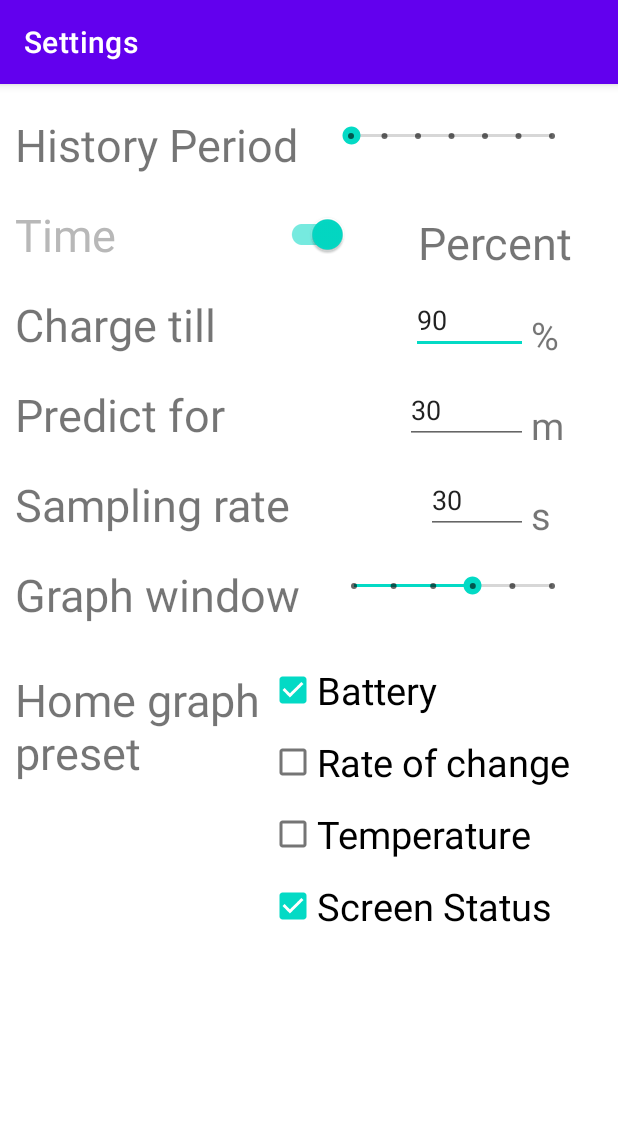
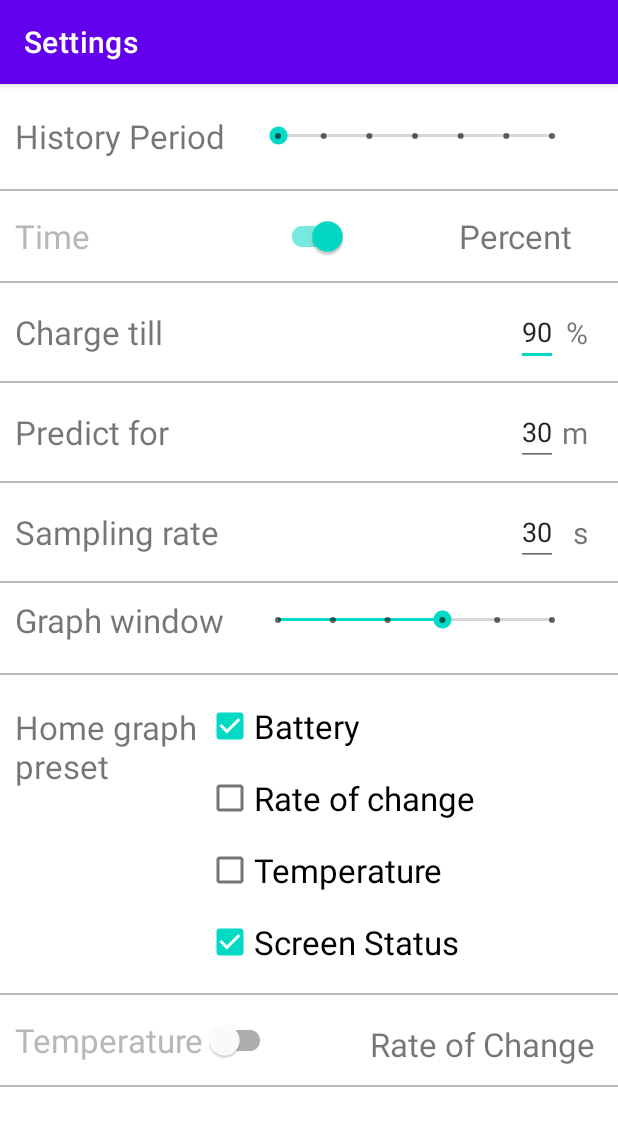
Before and after one commit to ashishsaranshakya/Battery-Manager, an Android app: the SettingsActivity screen opened directly, with no data from a screen before it, on a phone screen of 412 x 824 dp. Shown: the top 1126 px of the screen. Run offline under Robolectric (Android 15) with nearby library versions, the phone set to English and light mode, and no system bars.

Commit message:
added separators between setting and decreased font size

```diff
--- a/app/src/main/res/layout/activity_settings.xml
+++ b/app/src/main/res/layout/activity_settings.xml
@@ -33,7 +33,7 @@
                     android:layout_width="wrap_content"
                     android:layout_height="match_parent"
                     android:text="History Period"
-                    android:textSize="30dp" />
+                    android:textSize="22sp" />
 
                 <SeekBar
                     android:id="@+id/seekBarPeriod"
@@ -50,6 +50,11 @@
                     android:layout_toEndOf="@+id/txt4"
                     android:max="6" />
             </RelativeLayout>
+
+            <View
+                android:layout_width="match_parent"
+                android:layout_height="1dp"
+                android:background="@color/grey"/>
 
             <RelativeLayout
                 android:layout_width="match_parent"
@@ -68,7 +73,7 @@
                     android:layout_marginEnd="170dp"
                     android:text="Time"
                     android:textColor="@color/grey"
-                    android:textSize="30dp" />
+                    android:textSize="22sp" />
 
                 <TextView
                     android:id="@+id/txtChoice"
@@ -80,12 +85,17 @@
                     android:layout_marginTop="5dp"
                     android:layout_marginEnd="20dp"
                     android:text="Percent"
-                    android:textSize="30dp" />
+                    android:textSize="22sp" />
             </RelativeLayout>
 
-            <RelativeLayout
+            <View
                 android:layout_width="match_parent"
-                android:layout_height="40dp"
+                android:layout_height="1dp"
+                android:background="@color/grey"/>
+
+            <androidx.constraintlayout.widget.ConstraintLayout
+                android:layout_width="match_parent"
+                android:layout_height="wrap_content"
                 android:layout_margin="10dp"
                 android:orientation="horizontal">
 
@@ -93,43 +103,45 @@
                     android:id="@+id/txt3"
                     android:layout_width="wrap_content"
                     android:layout_height="match_parent"
-                    android:layout_alignParentStart="true"
-                    android:layout_alignParentTop="true"
-                    android:layout_alignParentBottom="true"
                     android:text="Charge till"
-                    android:textSize="30dp" />
+                    android:textSize="22sp"
+                    app:layout_constraintBottom_toBottomOf="parent"
+                    app:layout_constraintTop_toTopOf="parent"
+                    app:layout_constraintStart_toStartOf="parent"/>
 
                 <EditText
                     android:id="@+id/finalPercent"
                     android:layout_width="wrap_content"
-                    android:layout_height="30dp"
-                    android:layout_alignParentTop="true"
-                    android:layout_alignParentEnd="true"
-                    android:layout_alignParentBottom="true"
-                    android:layout_marginStart="130dp"
-                    android:layout_marginEnd="50dp"
-                    android:layout_toEndOf="@+id/txt3"
+                    android:layout_height="match_parent"
                     android:inputType="number"
-                    android:maxEms="3" />
+                    android:maxEms="2"
+                    app:layout_constraintBottom_toBottomOf="parent"
+                    app:layout_constraintEnd_toEndOf="parent"
+                    app:layout_constraintTop_toTopOf="parent"
+                    android:layout_marginEnd="30dp"/>
 
                 <TextView
-                    android:layout_width="48dp"
+                    android:id="@+id/text3"
+                    android:layout_width="wrap_content"
                     android:layout_height="match_parent"
-                    android:layout_alignParentTop="true"
-                    android:layout_alignParentEnd="true"
-                    android:layout_alignParentBottom="true"
-                    android:layout_alignEnd="@+id/finalPercent"
-                    android:layout_marginEnd="0dp"
                     android:text="%"
-                    android:layout_marginTop="10dp"
-                    android:textSize="25dp"/>
+                    android:textSize="20sp"
+                    app:layout_constraintBottom_toBottomOf="parent"
+                    app:layout_constraintEnd_toEndOf="parent"
+                    app:layout_constraintTop_toTopOf="parent"
+                    android:layout_marginEnd="10dp"/>
 
 
-            </RelativeLayout>
+            </androidx.constraintlayout.widget.ConstraintLayout>
 
-            <RelativeLayout
+            <View
                 android:layout_width="match_parent"
-                android:layout_height="40dp"
+                android:layout_height="1dp"
+                android:background="@color/grey"/>
+
+            <androidx.constraintlayout.widget.ConstraintLayout
+                android:layout_width="match_parent"
+                android:layout_height="wrap_content"
                 android:layout_margin="10dp"
                 android:orientation="horizontal">
 
@@ -137,42 +149,44 @@
                     android:id="@+id/txtTime"
                     android:layout_width="wrap_content"
                     android:layout_height="match_parent"
-                    android:layout_alignParentStart="true"
-                    android:layout_alignParentTop="true"
-                    android:layout_alignParentBottom="true"
                     android:text="Predict for"
-                    android:textSize="30dp" />
+                    android:textSize="22sp"
+                    app:layout_constraintBottom_toBottomOf="parent"
+                    app:layout_constraintStart_toStartOf="parent"
+                    app:layout_constraintTop_toTopOf="parent" />
 
                 <EditText
                     android:id="@+id/timePredict"
-                    android:layout_width="10dp"
+                    android:layout_width="wrap_content"
                     android:layout_height="match_parent"
-                    android:layout_alignParentTop="true"
-                    android:layout_alignParentEnd="true"
-                    android:layout_alignParentBottom="true"
-                    android:layout_marginStart="120dp"
-                    android:layout_marginEnd="50dp"
-                    android:layout_toEndOf="@+id/txtTime"
                     android:inputType="number"
-                    android:minEms="3" />
+                    android:maxEms="2"
+                    app:layout_constraintBottom_toBottomOf="parent"
+                    app:layout_constraintEnd_toEndOf="parent"
+                    app:layout_constraintTop_toTopOf="parent"
+                    android:layout_marginEnd="30dp"/>
 
                 <TextView
-                    android:layout_width="48dp"
+                    android:id="@+id/text4"
+                    android:layout_width="wrap_content"
                     android:layout_height="match_parent"
-                    android:layout_alignParentTop="true"
-                    android:layout_alignParentEnd="true"
-                    android:layout_alignParentBottom="true"
-                    android:layout_alignEnd="@+id/timePredict"
-                    android:layout_marginEnd="0dp"
                     android:text="m"
-                    android:layout_marginTop="10dp"
-                    android:textSize="25dp" />
+                    android:textSize="20sp"
+                    app:layout_constraintBottom_toBottomOf="parent"
+                    app:layout_constraintEnd_toEndOf="parent"
+                    app:layout_constraintTop_toTopOf="parent"
+                    android:layout_marginEnd="10dp"/>
 
-            </RelativeLayout>
+            </androidx.constraintlayout.widget.ConstraintLayout>
 
-            <RelativeLayout
+            <View
                 android:layout_width="match_parent"
-                android:layout_height="40dp"
+                android:layout_height="1dp"
+                android:background="@color/grey"/>
+
+            <androidx.constraintlayout.widget.ConstraintLayout
+                android:layout_width="match_parent"
+                android:layout_height="wrap_content"
                 android:layout_margin="10dp"
                 android:orientation="horizontal">
 
@@ -180,38 +194,40 @@
                     android:id="@+id/txtSamplingRate"
                     android:layout_width="wrap_content"
                     android:layout_height="match_parent"
-                    android:layout_alignParentStart="true"
-                    android:layout_alignParentTop="true"
-                    android:layout_alignParentBottom="true"
                     android:text="Sampling rate"
-                    android:textSize="30dp" />
+                    android:textSize="22sp"
+                    app:layout_constraintBottom_toBottomOf="parent"
+                    app:layout_constraintStart_toStartOf="parent"
+                    app:layout_constraintTop_toTopOf="parent" />
 
                 <EditText
                     android:id="@+id/samplingRate"
-                    android:layout_width="10dp"
+                    android:layout_width="wrap_content"
                     android:layout_height="match_parent"
-                    android:layout_alignParentTop="true"
-                    android:layout_alignParentEnd="true"
-                    android:layout_alignParentBottom="true"
-                    android:layout_marginStart="90dp"
-                    android:layout_marginEnd="50dp"
-                    android:layout_toEndOf="@+id/txtSamplingRate"
                     android:inputType="number"
-                    android:minEms="3" />
+                    android:maxEms="2"
+                    app:layout_constraintBottom_toBottomOf="parent"
+                    app:layout_constraintEnd_toEndOf="parent"
+                    app:layout_constraintTop_toTopOf="parent"
+                    android:layout_marginEnd="30dp"/>
 
                 <TextView
-                    android:layout_width="48dp"
+                    android:id="@+id/textView"
+                    android:layout_width="wrap_content"
                     android:layout_height="match_parent"
-                    android:layout_alignEnd="@+id/samplingRate"
-                    android:layout_alignParentTop="true"
-                    android:layout_alignParentEnd="true"
-                    android:layout_alignParentBottom="true"
-                    android:layout_marginEnd="0dp"
                     android:text="s"
-                    android:layout_marginTop="10dp"
-                    android:textSize="25dp" />
+                    android:textSize="20sp"
+                    app:layout_constraintBottom_toBottomOf="parent"
+                    app:layout_constraintEnd_toEndOf="parent"
+                    app:layout_constraintTop_toTopOf="parent"
+                    android:layout_marginEnd="10dp"/>
 
-            </RelativeLayout>
+            </androidx.constraintlayout.widget.ConstraintLayout>
+
+            <View
+                android:layout_width="match_parent"
+                android:layout_height="1dp"
+                android:background="@color/grey"/>
 
             <RelativeLayout
                 android:layout_width="match_parent"
@@ -223,7 +239,7 @@
                     android:layout_width="wrap_content"
                     android:layout_height="match_parent"
                     android:text="Graph window"
-                    android:textSize="30dp" />
+                    android:textSize="22sp" />
 
                 <SeekBar
                     android:id="@+id/seekBarWindow"
@@ -241,7 +257,12 @@
                     android:max="5" />
             </RelativeLayout>
 
-             <RelativeLayout
+            <View
+                android:layout_width="match_parent"
+                android:layout_height="1dp"
+                android:background="@color/grey"/>
+
+            <RelativeLayout
                 android:layout_width="match_parent"
                 android:layout_height="wrap_content"
                 android:layout_margin="10dp">
@@ -250,8 +271,10 @@
                      android:id="@+id/txt"
                      android:layout_width="wrap_content"
                      android:layout_height="match_parent"
+                     android:layout_alignParentStart="true"
+                     android:layout_alignParentTop="true"
                      android:text="Home graph\npreset"
-                     android:textSize="30dp"
+                     android:textSize="22sp"
                      android:layout_marginTop="10dp"/>
 
                  <LinearLayout
@@ -269,25 +292,25 @@
                          android:layout_width="match_parent"
                          android:layout_height="wrap_content"
                          android:text="Battery"
-                         android:textSize="25dp"/>
+                         android:textSize="22sp"/>
                      <CheckBox
                          android:id="@+id/checkRateOfChange"
                          android:layout_width="match_parent"
                          android:layout_height="wrap_content"
                          android:text="Rate of change"
-                         android:textSize="25dp" />
+                         android:textSize="22sp" />
                      <CheckBox
                          android:id="@+id/checkTemperature"
                          android:layout_width="match_parent"
                          android:layout_height="wrap_content"
                          android:text="Temperature"
-                         android:textSize="25dp" />
+                         android:textSize="22sp" />
                      <CheckBox
                          android:id="@+id/checkScreenStatus"
                          android:layout_width="match_parent"
                          android:layout_height="wrap_content"
                          android:text="Screen Status"
-                         android:textSize="25dp" />
+                         android:textSize="22sp" />
 
 
                  </LinearLayout>
@@ -295,6 +318,46 @@
 
              </RelativeLayout>
 
+            <View
+                android:layout_width="match_parent"
+                android:layout_height="1dp"
+                android:background="@color/grey"/>
+
+            <RelativeLayout
+                android:layout_width="match_parent"
+                android:layout_height="40dp"
+                android:layout_margin="10dp"
+                android:orientation="horizontal">
+
+                <com.google.android.material.switchmaterial.SwitchMaterial
+                    android:id="@+id/switch3"
+                    android:layout_width="wrap_content"
+                    android:layout_height="match_parent"
+                    android:layout_alignParentStart="true"
+                    android:layout_alignParentTop="true"
+                    android:layout_alignParentBottom="true"
+                    android:text="Temperature"
+                    android:textColor="@color/grey"
+                    android:textSize="22sp" />
+
+                <TextView
+                    android:id="@+id/txtChoice2"
+                    android:layout_width="wrap_content"
+                    android:layout_height="match_parent"
+                    android:layout_alignParentTop="true"
+                    android:layout_alignParentEnd="true"
+                    android:layout_alignParentBottom="true"
+                    android:layout_marginTop="8dp"
+                    android:layout_marginEnd="5dp"
+                    android:text="Rate of Change"
+                    android:textSize="22sp" />
+            </RelativeLayout>
+
+            <View
+                android:layout_width="match_parent"
+                android:layout_height="1dp"
+                android:background="@color/grey"/>
+
 
 
         </LinearLayout>
```
